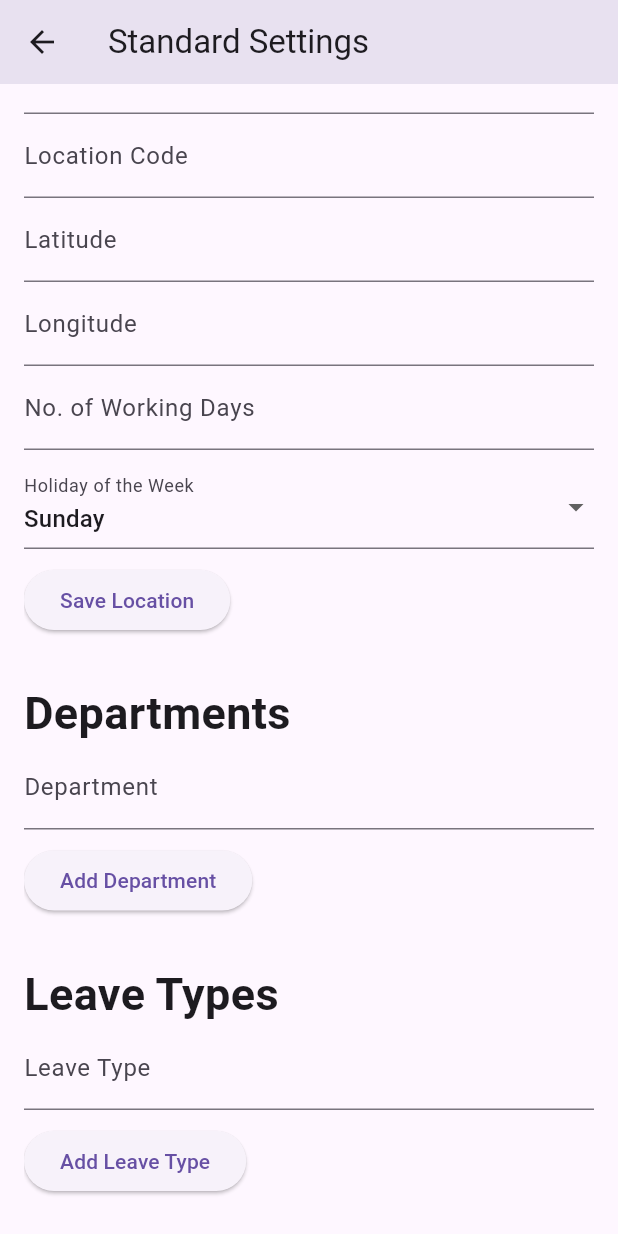
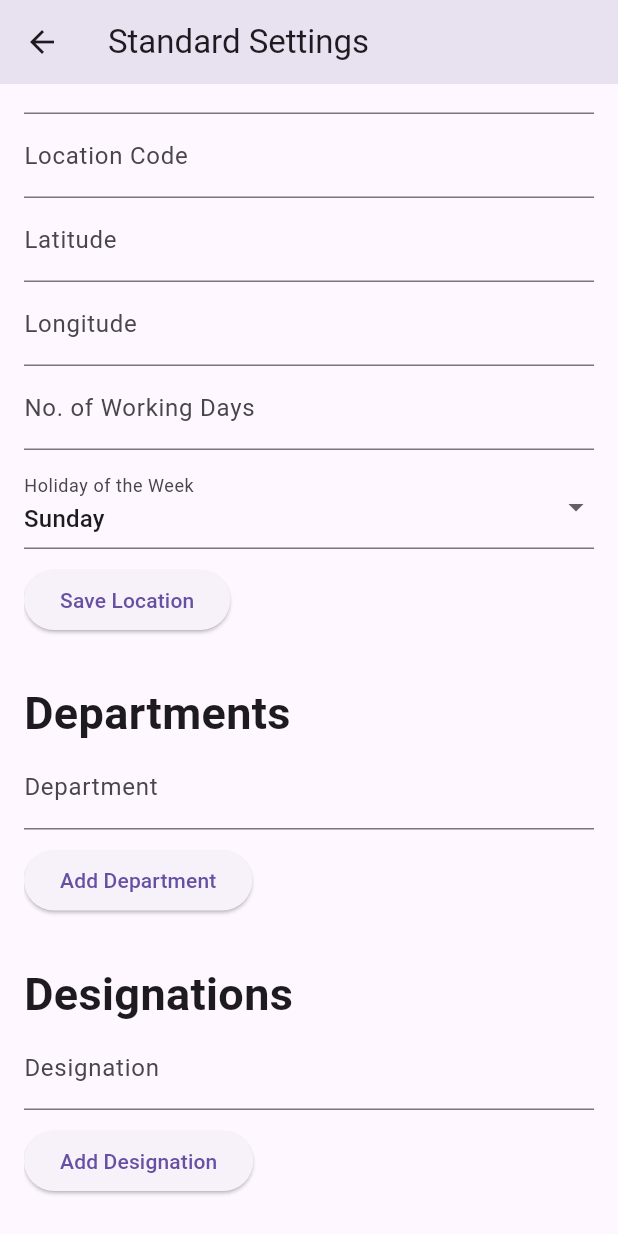
Before and after one commit to 29rrt/Ooriba-s3, a Flutter app: the StandardSettingsPage screen opened directly, scrolled down 413 dp, on a phone screen of 412 x 824 dp. Run offline on Flutter 3.47's test engine with Material 3 defaults, Android fonts, the phone set to English and light mode, and no system bars; our stand-ins replace cloud_firestore, firebase_auth, firebase_core, firebase_messaging, firebase_storage, fluttertoast and 5 more; accounts and stored records are empty.

Commit message:
Designation-admin

```diff
--- /dev/null
+++ b/lib/services/designation_service.dart
@@ -0,0 +1,18 @@
+import 'package:cloud_firestore/cloud_firestore.dart';
+
+class DesignationService {
+  final FirebaseFirestore _firestore = FirebaseFirestore.instance;
+
+  Future<List<String>> getDesignations() async {
+    QuerySnapshot querySnapshot = await _firestore.collection('Designations').get();
+    return querySnapshot.docs.map((doc) => doc.id).toList();
+  }
+
+  Future<void> addDesignation(String name) async {
+    await _firestore.collection('Designations').doc(name).set({});
+  }
+
+  Future<void> deleteDesignation(String name) async {
+    await _firestore.collection('Designations').doc(name).delete();
+  }
+}
--- a/lib/standard_settings_page.dart
+++ b/lib/standard_settings_page.dart
@@ -6,6 +6,7 @@ import 'services/location_service.dart';
 import 'services/department_service.dart';
 import 'services/leave_type_service.dart';
 import 'services/logo_service.dart';
+import 'services/designation_service.dart'; // Import the designation service
 
 class StandardSettingsPage extends StatefulWidget {
   @override
@@ -21,14 +22,17 @@ class _StandardSettingsPageState extends State<StandardSettingsPage> {
   final TextEditingController _departmentController = TextEditingController();
   final TextEditingController _leaveTypeController = TextEditingController();
   final TextEditingController _workingDaysController = TextEditingController();
+  final TextEditingController _designationController = TextEditingController(); // Add designation controller
 
   final FirebaseFirestore _firestore = FirebaseFirestore.instance;
   List<Map<String, dynamic>> _locations = [];
   List<String> _departments = [];
   List<String> _leaveTypes = [];
+  List<String> _designations = []; // Add designation list
   late LocationService _locationService;
   late DepartmentService _departmentService;
   late LeaveTypeService _leaveTypeService;
+  late DesignationService _designationService; // Add designation service
 
   String _selectedHoliday = 'Sunday';
   List<String> _daysOfWeek = [
@@ -49,10 +53,12 @@ class _StandardSettingsPageState extends State<StandardSettingsPage> {
     _locationService = LocationService();
     _departmentService = DepartmentService();
     _leaveTypeService = LeaveTypeService();
+    _designationService = DesignationService(); // Initialize designation service
     _loadCompanyName();
     _loadLocations();
     _loadDepartments();
     _loadLeaveTypes();
+    _loadDesignations(); // Load designations
   }
 
   Future<void> _loadCompanyName() async {
@@ -89,6 +95,13 @@ class _StandardSettingsPageState extends State<StandardSettingsPage> {
     List<String> leaveTypes = await _leaveTypeService.getLeaveTypes();
     setState(() {
       _leaveTypes = leaveTypes;
+    });
+  }
+
+  Future<void> _loadDesignations() async {
+    List<String> designations = await _designationService.getDesignations();
+    setState(() {
+      _designations = designations;
     });
   }
 
@@ -231,6 +244,30 @@ class _StandardSettingsPageState extends State<StandardSettingsPage> {
 
     setState(() {
       _leaveTypes.removeWhere((leaveType) => leaveType == name);
+    });
+  }
+
+  Future<void> _addDesignation() async {
+    String designationName = _designationController.text;
+
+    await _designationService.addDesignation(designationName);
+
+    setState(() {
+      _designations.add(designationName);
+      _designationController.clear();
+    });
+  }
+
+  Future<void> _deleteDesignation(String name) async {
+    if (_designations.indexOf(name) < 3) {
+      _showImportantElementAlert();
+      return;
+    }
+
+    await _designationService.deleteDesignation(name);
+
+    setState(() {
+      _designations.removeWhere((designation) => designation == name);
     });
   }
 
@@ -383,6 +420,24 @@ class _StandardSettingsPageState extends State<StandardSettingsPage> {
               _buildListView(_departments, 'Departments', _deleteDepartment, null),
               const SizedBox(height: 20),
               const Text(
+                'Designations',
+                style: TextStyle(fontSize: 30, fontWeight: FontWeight.bold),
+              ),
+              TextField(
+                controller: _designationController,
+                decoration: const InputDecoration(labelText: 'Designation'),
+              ),
+              const SizedBox(height: 10),
+              ElevatedButton(
+                onPressed: () async {
+                  await _addDesignation();
+                },
+                child: const Text('Add Designation'),
+              ),
+              const SizedBox(height: 10),
+              _buildListView(_designations, 'Designations', _deleteDesignation, null),
+              const SizedBox(height: 20),
+              const Text(
                 'Leave Types',
                 style: TextStyle(fontSize: 30, fontWeight: FontWeight.bold),
               ),
```
